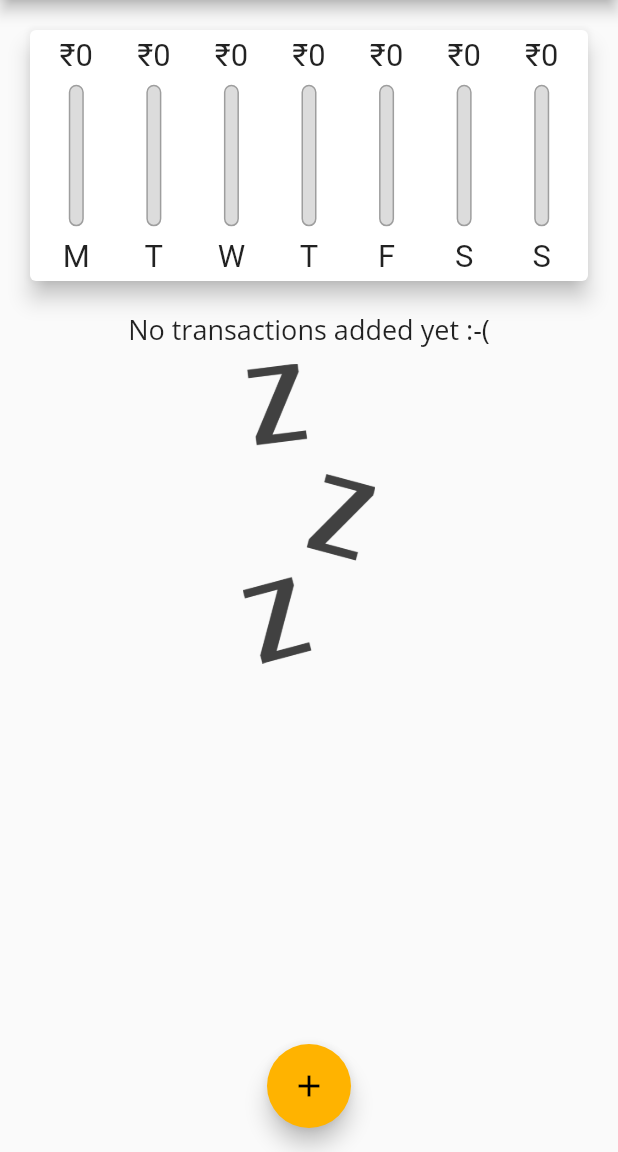
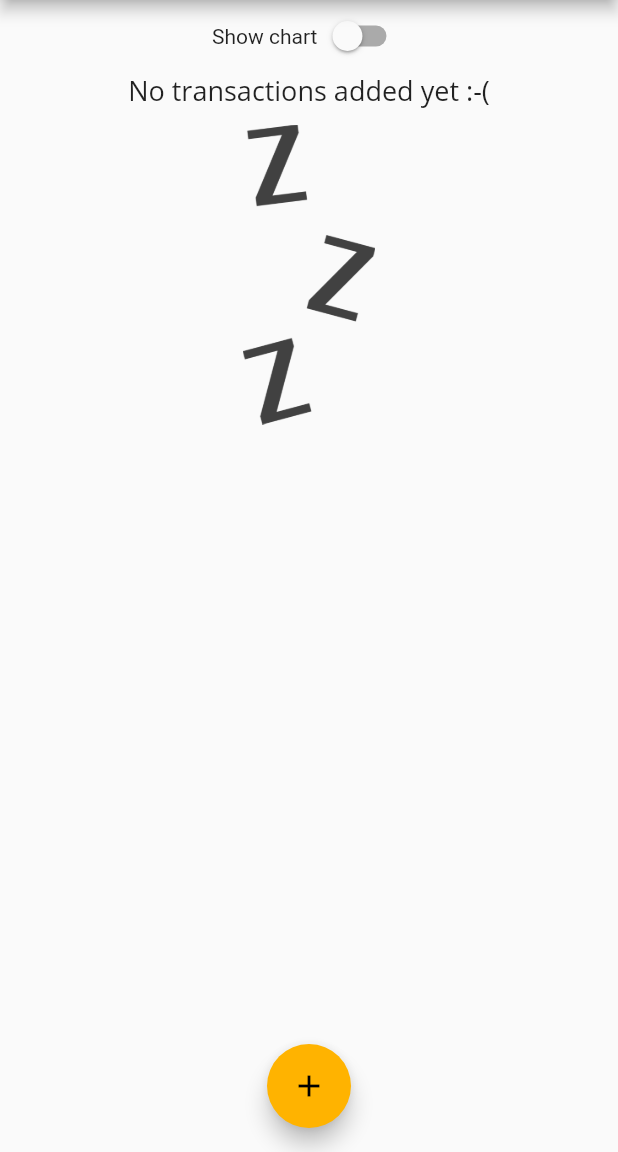
Before and after one commit to Nadha-Jabeen-T/-, a Flutter app: the screen it shows after launch, on a phone screen of 412 x 824 dp, the part 84-1236 px from its top. Run offline on Flutter 3.47's test engine with Material 2 defaults, Android fonts, the phone set to English and light mode, and no system bars.

```diff
--- a/lib/main.dart
+++ b/lib/main.dart
@@ -1,11 +1,18 @@
 import 'package:expense_planner/widgets/chart.dart';
 import 'package:flutter/material.dart';
+import 'package:flutter/services.dart';
 
 import 'models/transaction.dart';
 import 'widgets/transaction_list.dart';
 import 'widgets/new_transactions.dart';
 
 void main() {
+  /*to set to only portrait mode */
+  /*WidgetsFlutterBinding.ensureInitialized();
+  SystemChrome.setPreferredOrientations([
+    DeviceOrientation.portraitDown,
+    DeviceOrientation.portraitUp,
+  ]);*/
   runApp(MyApp());
 }
 
@@ -65,6 +72,7 @@ class _MyHomePageState extends State<MyHomePage> {
       date: DateTime.now(),
     )*/
   ];
+  bool _showChart = false;
 //Getter
   List<Transaction> get _recentTransactions {
     return _userTransactions.where((tx) {
@@ -130,13 +138,28 @@ class _MyHomePageState extends State<MyHomePage> {
             //mainAxisAlignment: MainAxisAlignment.spaceAround,
             crossAxisAlignment: CrossAxisAlignment.stretch,
             children: <Widget>[
+              Row(
+                mainAxisAlignment: MainAxisAlignment.center,
+                children: [
+                  Text("Show chart"),
+                  Switch(
+                      value: _showChart,
+                      onChanged: (val) {
+                        setState(() {
+                          _showChart = val;
+                        });
+                      })
+                ],
+              ),
               /*THE CHART */
-              Container(
+              _showChart
+                  ? Container(
                       height: (MediaQuery.of(context).size.height -
                               appBar.preferredSize.height -
                               MediaQuery.of(context).padding.top) *
                           0.27,
-                  child: Chart(_recentTransactions)),
+                      child: Chart(_recentTransactions))
+                  :
                   //THE INPUT 'ADD-TRANSACTION' AREA
                   //THE TRANSACTIONS-LIST
                   Container(
@@ -144,8 +167,8 @@ class _MyHomePageState extends State<MyHomePage> {
                               appBar.preferredSize.height -
                               MediaQuery.of(context).padding.top) *
                           0.73,
-                  child:
-                      TransactionList(_userTransactions, _deleteTransaction)),
+                      child: TransactionList(
+                          _userTransactions, _deleteTransaction)),
             ],
           ),
         ),
```
Lines whose indentation alone changed are shown as unchanged.
